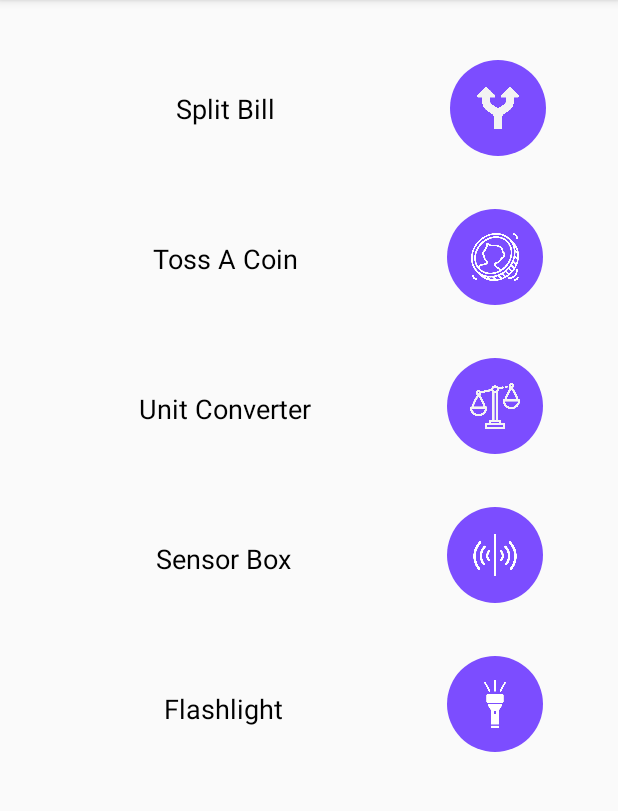
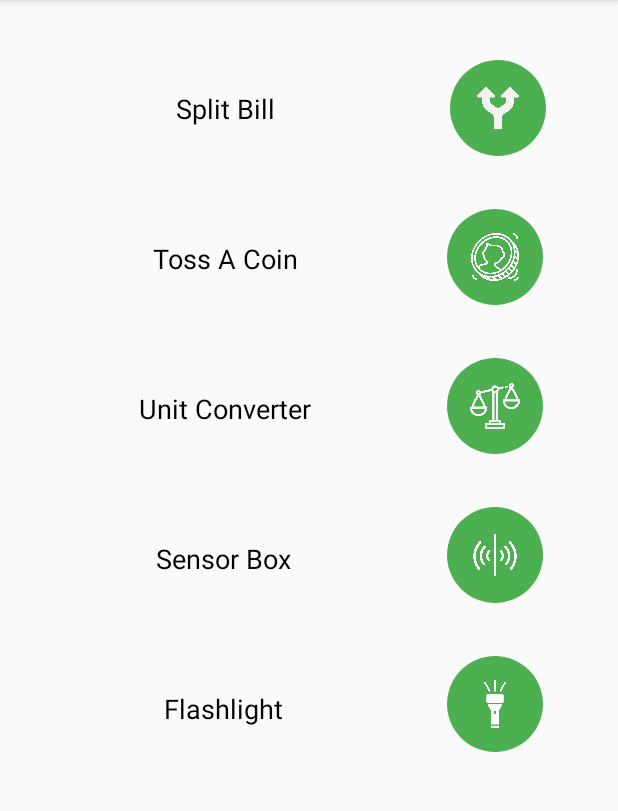
Before and after one commit to ajaynair710/All-In-One, an Android app: the screen it shows after launch (MainActivity), on a phone screen of 412 x 824 dp, the part 84-895 px from its top. Run offline under Robolectric (Android 15) with nearby library versions, the phone set to English and light mode, and no system bars.

Commit message:
changed color

```diff
--- a/app/src/main/res/drawable/circle.xml
+++ b/app/src/main/res/drawable/circle.xml
@@ -1,5 +1,5 @@
 <?xml version="1.0" encoding="utf-8"?>
 <shape xmlns:android="http://schemas.android.com/apk/res/android" android:shape="oval">
-    <solid android:color="#7c4dff"/>
+    <solid android:color="#4CAF50"/>
     <size android:width="70dp" android:height="70dp"/>
 </shape>
--- a/app/src/main/res/drawable/circle_converter.xml
+++ b/app/src/main/res/drawable/circle_converter.xml
@@ -1,5 +1,5 @@
 <?xml version="1.0" encoding="utf-8"?>
 <shape xmlns:android="http://schemas.android.com/apk/res/android" android:shape="oval">
-    <solid android:color="#9c27b0"/>
+    <solid android:color="#4CAF50"/>
     <size android:width="70dp" android:height="70dp"/>
 </shape>
--- a/app/src/main/res/drawable/rounded_rectangle.xml
+++ b/app/src/main/res/drawable/rounded_rectangle.xml
@@ -1,6 +1,6 @@
 <?xml version="1.0" encoding="utf-8"?>
 <shape xmlns:android="http://schemas.android.com/apk/res/android">
-    <solid android:color="#f44336"/>
+    <solid android:color="#4CAF50"/>
     <corners
         android:radius="50dp" />
     <padding
```
